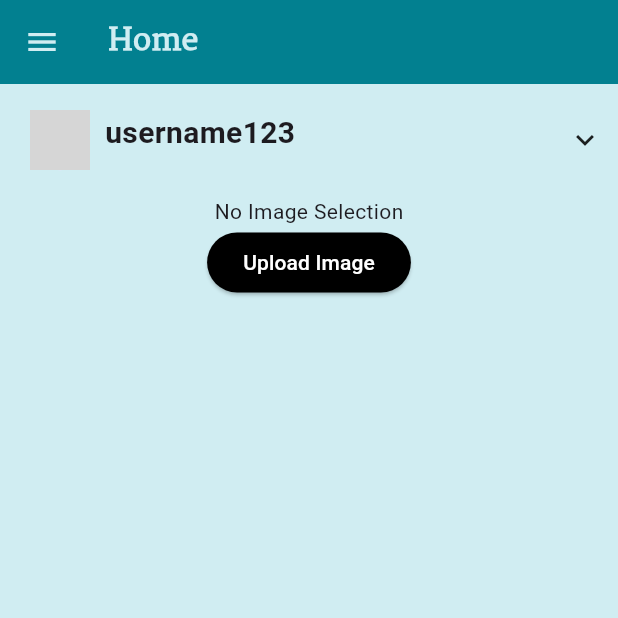
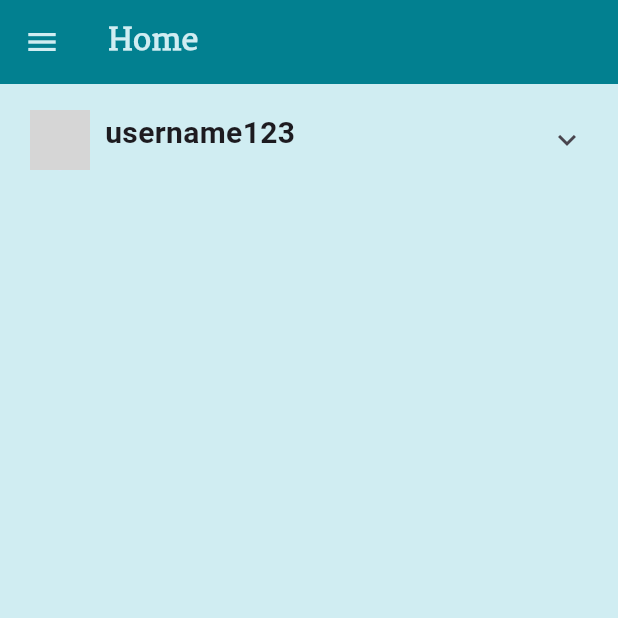
Before and after one commit to elviazamora338/app_2024, a Flutter app: the HomeScreen screen opened directly, on a phone screen of 412 x 824 dp, the top half of it. Run offline on Flutter 3.47's test engine with Material 3 defaults, Android fonts, the phone set to English and light mode, and no system bars; our stand-ins replace image_picker, sqflite; accounts and stored records are empty; grey boxes are pictures that could not be loaded.

Commit message:
add functionality for arrow icon to show/hide post

```diff
--- a/lib/screens/home_screen.dart
+++ b/lib/screens/home_screen.dart
@@ -61,10 +61,10 @@ class _HomeScreenState extends State<HomeScreen> {
             width: double.infinity,
             height: 75,
             color: const Color(0xFFD0EDF2),
-            child: const Row(
+            child: Row(
               mainAxisAlignment: MainAxisAlignment.spaceBetween,
               children: [
-                Row(
+                const Row(
                   children: [
                     Padding(
                       padding: EdgeInsets.only(left: 20.0),
@@ -90,11 +90,15 @@ class _HomeScreenState extends State<HomeScreen> {
                   mainAxisAlignment: MainAxisAlignment.end,  // Aligns widgets to the right
                   children: [
                     Padding(
-                      padding: EdgeInsets.only(right: 10.0),
-                      child:
-                        Icon(Icons.keyboard_arrow_down_outlined),
+                      padding: const EdgeInsets.only(right: 10.0),
+                      child: IconButton(
+                        key: const Key('arrowIcon'),
+                        icon: Icon(
+                          _isExpanded ? Icons.keyboard_arrow_up : Icons.keyboard_arrow_down,
+                        ),
+                        onPressed: _toggleVisibility,
+                      ),
                     ),
-
                   ],
                 ),
               ],
@@ -105,6 +109,10 @@ class _HomeScreenState extends State<HomeScreen> {
               child: Column(
                 mainAxisAlignment: MainAxisAlignment.start,
                 children: [
+                 Visibility(
+                  visible: _isExpanded,
+                  child: Column(
+                    children: [
                   // Display the image if it's available
                   uploaded != null
                     //Displayed the image right under username bar,
@@ -176,6 +184,8 @@ class _HomeScreenState extends State<HomeScreen> {
                       ),
                     ),
                   ),
+                  ],)
+                  ),
                 ],
               ),
             ),
@@ -231,4 +241,11 @@ class _HomeScreenState extends State<HomeScreen> {
       print("No image selected.");
     }
   }
+
+  bool _isExpanded = false;
+  void _toggleVisibility() {
+    setState(() {
+      _isExpanded = !_isExpanded;
+    });
+  }
 }
```
